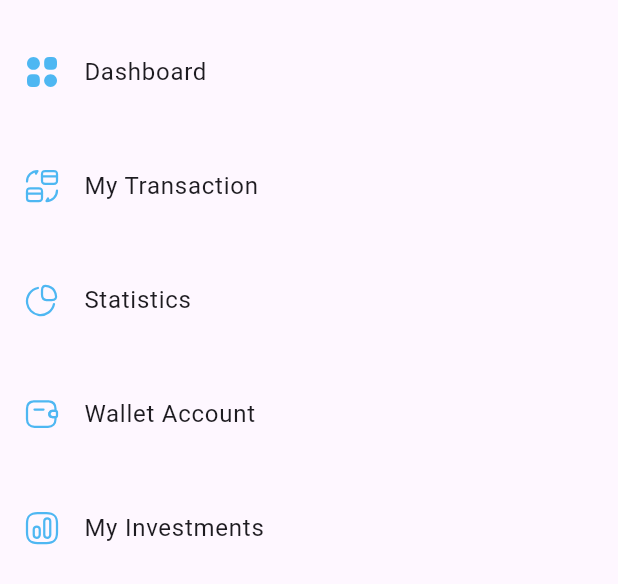
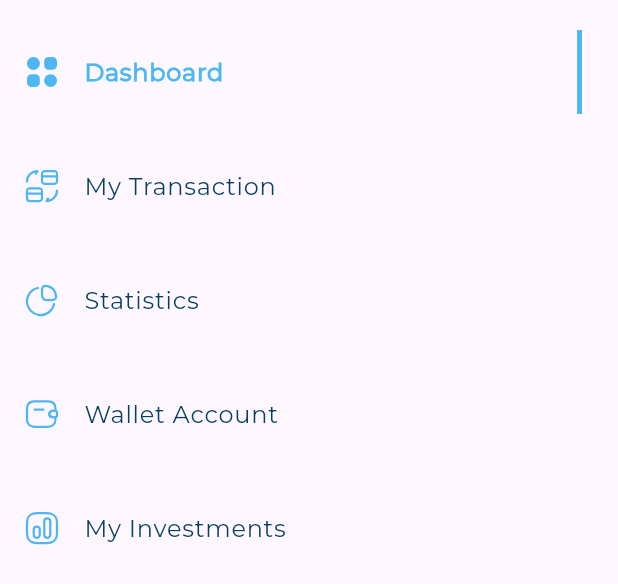
Before and after one commit to eng-tarek-elmarsafy/responsive-dash_board, a Flutter app: the MenuItemListView widget shown alone on an empty page, opened directly, on a phone screen of 412 x 824 dp. Shown: the top 584 px of the screen. Run offline on Flutter 3.47's test engine with Material 3 defaults, Android fonts, the phone set to English and light mode, and no system bars; our stand-ins replace flutter_svg.

Commit message:
done Drrawer widget

```diff
--- /dev/null
+++ b/lib/views/widget/acive_menu_item.dart
@@ -0,0 +1,19 @@
+import 'package:flutter/material.dart';
+import 'package:flutter_svg/svg.dart';
+import 'package:responsive_adapttie/core/utils/style/app_style.dart';
+import 'package:responsive_adapttie/views/models/menu_item_model.dart';
+
+class AciveMenuItem extends StatelessWidget {
+  const AciveMenuItem({super.key, required this.menuItem});
+
+  final MenuItemModel menuItem;
+
+  @override
+  Widget build(BuildContext context) {
+    return ListTile(
+      leading: SvgPicture.asset(menuItem.iconSvg),
+      title: Text(menuItem.nameAction, style: AppStyle.styleBold16),
+      trailing: Container(width: 3.27, color: Color(0xff4eb7f2)),
+    );
+  }
+}
--- /dev/null
+++ b/lib/views/widget/in_acive_menu_item.dart
@@ -0,0 +1,18 @@
+import 'package:flutter/material.dart';
+import 'package:flutter_svg/svg.dart';
+import 'package:responsive_adapttie/core/utils/style/app_style.dart';
+import 'package:responsive_adapttie/views/models/menu_item_model.dart';
+
+class InAciveMenuItem extends StatelessWidget {
+  const InAciveMenuItem({super.key, required this.menuItem});
+
+  final MenuItemModel menuItem;
+
+  @override
+  Widget build(BuildContext context) {
+    return ListTile(
+      leading: SvgPicture.asset(menuItem.iconSvg),
+      title: Text(menuItem.nameAction, style: AppStyle.styleMedium16),
+    );
+  }
+}
--- a/lib/views/widget/menu_item.dart
+++ b/lib/views/widget/menu_item.dart
@@ -1,16 +1,17 @@
 import 'package:flutter/material.dart';
-import 'package:flutter_svg/svg.dart';
 import 'package:responsive_adapttie/views/models/menu_item_model.dart';
+import 'package:responsive_adapttie/views/widget/acive_menu_item.dart';
+import 'package:responsive_adapttie/views/widget/in_acive_menu_item.dart';
 
 class MenuItem extends StatelessWidget {
+  final bool isSelected;
   final MenuItemModel menuItem;
-  const MenuItem({super.key, required this.menuItem});
+  const MenuItem({super.key, required this.menuItem, required this.isSelected});
 
   @override
   Widget build(BuildContext context) {
-    return ListTile(
-      leading: SvgPicture.asset(menuItem.iconSvg),
-      title: Text(menuItem.nameAction),
-    );
+    return isSelected
+        ? AciveMenuItem(menuItem: menuItem)
+        : InAciveMenuItem(menuItem: menuItem);
   }
 }
--- a/lib/views/widget/menu_item_list_view.dart
+++ b/lib/views/widget/menu_item_list_view.dart
@@ -2,16 +2,35 @@ import 'package:flutter/material.dart';
 import 'package:responsive_adapttie/views/models/menu_item_model.dart';
 import 'package:responsive_adapttie/views/widget/menu_item.dart';
 
-class MenuItemListView extends StatelessWidget {
+class MenuItemListView extends StatefulWidget {
   const MenuItemListView({super.key});
 
+  @override
+  State<MenuItemListView> createState() => _MenuItemListViewState();
+}
+
+class _MenuItemListViewState extends State<MenuItemListView> {
+  int isSelected = 0;
   @override
   Widget build(BuildContext context) {
     return ListView.separated(
       padding: EdgeInsets.only(top: 20),
       shrinkWrap: true,
       physics: NeverScrollableScrollPhysics(),
-      itemBuilder: (context, index) => MenuItem(menuItem: menuItemes[index]),
+      itemBuilder:
+          (context, index) => GestureDetector(
+            onTap: () {
+              if (isSelected != index) {
+                setState(() {
+                  isSelected = index;
+                });
+              }
+            },
+            child: MenuItem(
+              menuItem: menuItemes[index],
+              isSelected: isSelected == index,
+            ),
+          ),
       separatorBuilder: (context, index) {
         if (index == 4) {
           return SizedBox(height: 360);
```
Also changed, not shown: lib/views/widget/custom_drawer.dart (+17 -0 lines).
